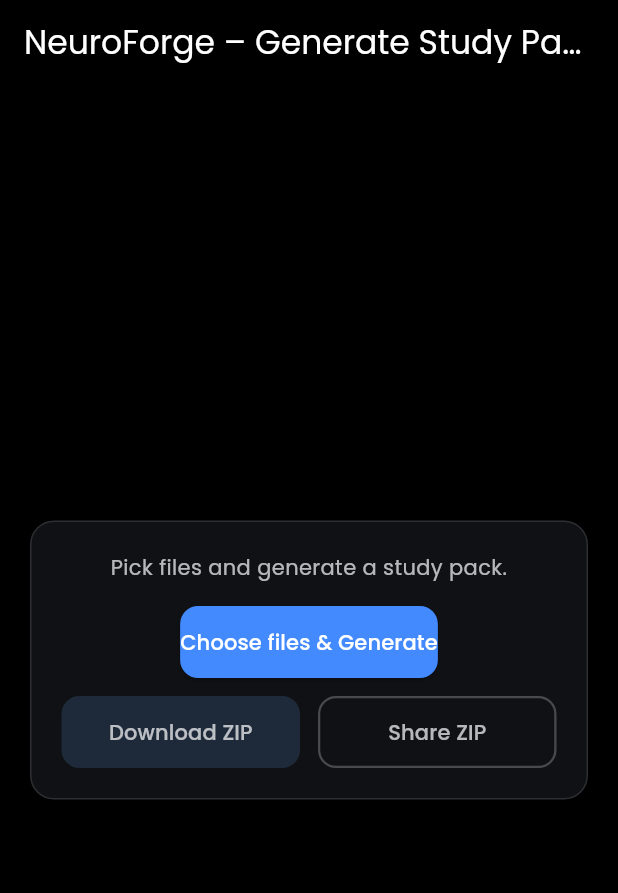
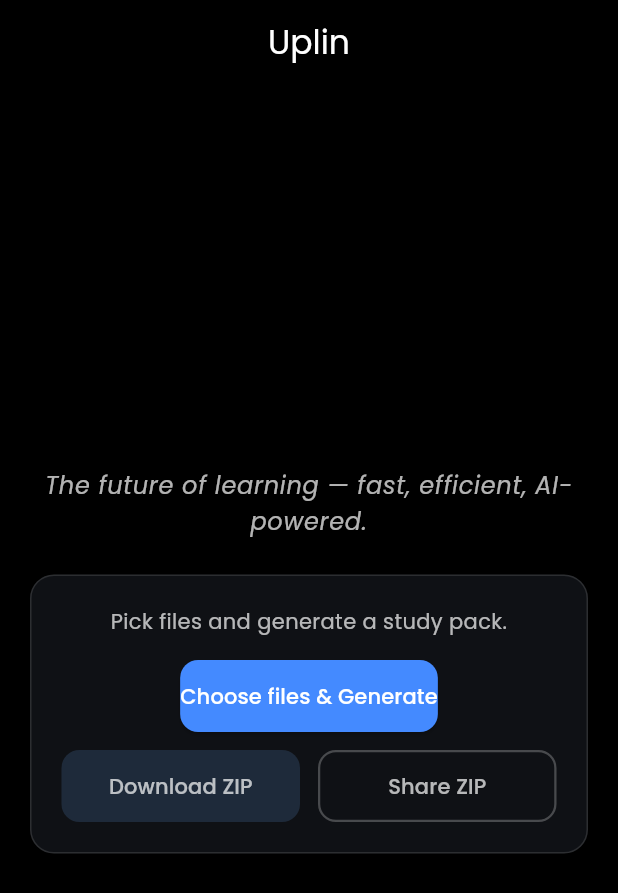
Before and after one commit to scwilson26/neuroforge_app, a Flutter app: the screen it shows after launch, on a phone screen of 412 x 824 dp. Shown: the top 893 px of the screen. Run offline on Flutter 3.47's test engine with Material 3 defaults, Android fonts, the phone set to English and light mode, and no system bars; our stand-ins replace file_picker, google_fonts, share_plus; missing offline and left inert: file_saver.

Commit message:
added docx to zip file, close to MVP! changed name to Uplin :)

```diff
--- a/lib/main.dart
+++ b/lib/main.dart
@@ -8,14 +8,15 @@
 import 'package:path_provider/path_provider.dart';
 import 'package:google_fonts/google_fonts.dart';
 
-void main() => runApp(const NeuroForgeApp());
+void main() => runApp(const UplinApp());
 
-class NeuroForgeApp extends StatelessWidget {
-  const NeuroForgeApp({super.key});
+class UplinApp extends StatelessWidget {
+  const UplinApp({super.key});
+
   @override
   Widget build(BuildContext context) {
     return MaterialApp(
-      title: 'NeuroForge – Study Pack',
+      title: 'Uplin – Study Pack',
       theme: ThemeData(
         scaffoldBackgroundColor: Colors.black,
         textTheme: GoogleFonts.poppinsTextTheme().apply(
@@ -28,36 +29,35 @@
           elevation: 0,
           centerTitle: true,
         ),
-        // Visible elevated buttons even when disabled
         elevatedButtonTheme: ElevatedButtonThemeData(
           style: ButtonStyle(
-            backgroundColor: MaterialStateProperty.resolveWith((states) {
-              if (states.contains(MaterialState.disabled)) return const Color(0xFF1E2A3A);
+            backgroundColor: WidgetStateProperty.resolveWith((states) {
+              if (states.contains(WidgetState.disabled)) return const Color(0xFF1E2A3A);
               return Colors.blueAccent;
             }),
-            foregroundColor: MaterialStateProperty.resolveWith((states) {
-              if (states.contains(MaterialState.disabled)) return Colors.white70;
+            foregroundColor: WidgetStateProperty.resolveWith((states) {
+              if (states.contains(WidgetState.disabled)) return Colors.white70;
               return Colors.white;
             }),
-            shape: MaterialStateProperty.all(
+            shape: WidgetStateProperty.all(
               RoundedRectangleBorder(borderRadius: BorderRadius.circular(12)),
             ),
-            padding: MaterialStateProperty.all(const EdgeInsets.symmetric(vertical: 14)),
+            padding: WidgetStateProperty.all(const EdgeInsets.symmetric(vertical: 14)),
           ),
         ),
         outlinedButtonTheme: OutlinedButtonThemeData(
           style: ButtonStyle(
-            side: MaterialStateProperty.resolveWith((states) {
-              final c = states.contains(MaterialState.disabled) ? Colors.white24 : Colors.blueAccent;
+            side: WidgetStateProperty.resolveWith((states) {
+              final c = states.contains(WidgetState.disabled) ? Colors.white24 : Colors.blueAccent;
               return BorderSide(color: c, width: 1.5);
             }),
-            foregroundColor: MaterialStateProperty.resolveWith((states) {
-              return states.contains(MaterialState.disabled) ? Colors.white70 : Colors.blueAccent;
+            foregroundColor: WidgetStateProperty.resolveWith((states) {
+              return states.contains(WidgetState.disabled) ? Colors.white70 : Colors.blueAccent;
             }),
-            shape: MaterialStateProperty.all(
+            shape: WidgetStateProperty.all(
               RoundedRectangleBorder(borderRadius: BorderRadius.circular(12)),
             ),
-            padding: MaterialStateProperty.all(const EdgeInsets.symmetric(vertical: 14)),
+            padding: WidgetStateProperty.all(const EdgeInsets.symmetric(vertical: 14)),
           ),
         ),
       ),
@@ -150,7 +150,7 @@
     try {
       await Share.shareXFiles(
         [XFile.fromData(_zipBytes!, name: 'study_pack.zip', mimeType: 'application/zip')],
-        subject: 'NeuroForge study pack',
+        subject: 'Uplin study pack',
         text: 'ZIP contains flashcards.csv, outline.md, and study.apkg',
       );
       return;
@@ -161,7 +161,7 @@
       await file.writeAsBytes(_zipBytes!, flush: true);
       await Share.shareXFiles(
         [XFile(file.path, mimeType: 'application/zip', name: 'study_pack.zip')],
-        subject: 'NeuroForge study pack',
+        subject: 'Uplin study pack',
         text: 'ZIP contains flashcards.csv, outline.md, and study.apkg',
       );
     } catch (e) {
@@ -176,14 +176,30 @@
   Widget build(BuildContext context) {
     final ready = _zipBytes != null;
     return Scaffold(
-      appBar: AppBar(title: const Text('NeuroForge – Generate Study Pack')),
+      appBar: AppBar(title: const Text('Uplin')),
       body: SafeArea(
         child: Center(
           child: ConstrainedBox(
             constraints: const BoxConstraints(maxWidth: 480),
             child: Padding(
               padding: const EdgeInsets.all(20),
-              child: Container(
+              child: Column(
+                mainAxisSize: MainAxisSize.min,
+                children: [
+                  // Tagline
+                  Text(
+                    "The future of learning — fast, efficient, AI-powered.",
+                    textAlign: TextAlign.center,
+                    style: Theme.of(context).textTheme.bodyLarge?.copyWith(
+                          color: Colors.white70,
+                          fontSize: 16,
+                          fontStyle: FontStyle.italic,
+                        ),
+                  ),
+                  const SizedBox(height: 24),
+
+                  // Upload box
+                  Container(
                     padding: const EdgeInsets.all(20),
                     decoration: BoxDecoration(
                       color: const Color(0xFF0F1115),
@@ -224,6 +240,8 @@
                       ],
                     ),
                   ),
+                ],
+              ),
             ),
           ),
         ),
```
Also changed, not shown: 2 other files. Lines whose indentation alone changed are shown as unchanged.
